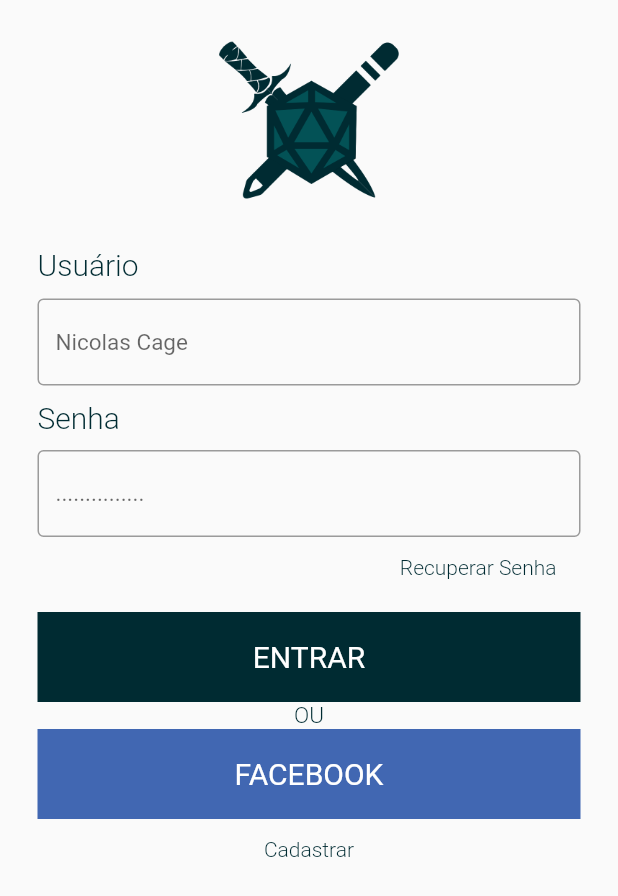
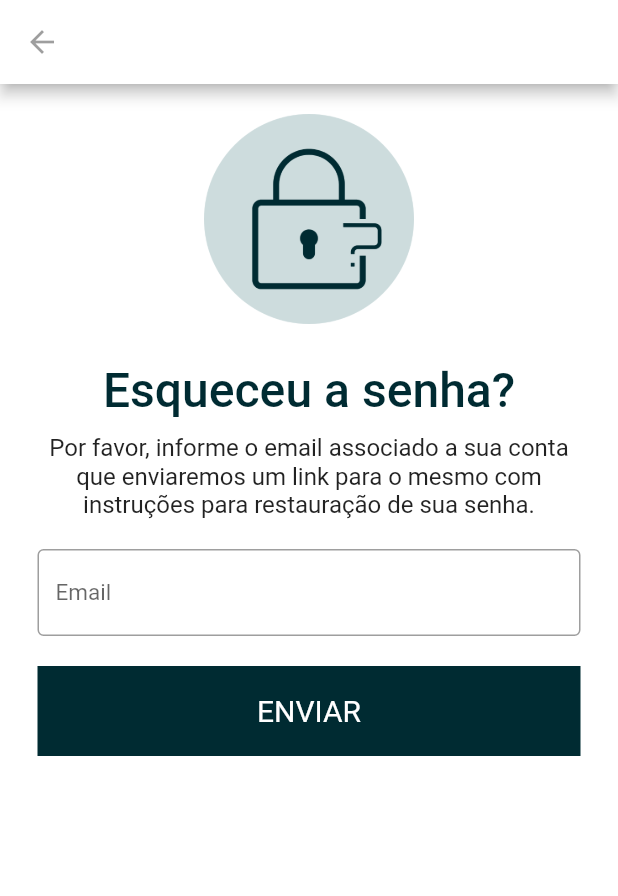
Before and after one commit to yuriyanguimaraes/fat-was, a Flutter app: the screen it shows after launch, after a tap on "Recuperar Senha", on a phone screen of 412 x 824 dp. Shown: the top 896 px of the screen. Run offline on Flutter 3.47's test engine with Material 2 defaults, Android fonts, the phone set to English and light mode, and no system bars.

Commit message:
pagina recuperar senhas

```diff
--- a/lib/pages/login.dart
+++ b/lib/pages/login.dart
@@ -1,4 +1,5 @@
 //import 'package:find_a_table/widgets/input.widget.dart';
+import 'package:fat/pages/resetPassword.dart';
 import 'package:fat/widgets/login.widget.dart';
 import 'package:flutter/material.dart';
 
@@ -101,7 +102,14 @@ class Login extends StatelessWidget {
                     fontWeight: FontWeight.w300,
                   ),
                 ),
-                onPressed: () {},
+                onPressed: () {
+                  Navigator.push(
+                    context,
+                    MaterialPageRoute(
+                      builder: (context) => ResetPassword(),
+                    ),
+                  );
+                },
               ),
             ),
             SizedBox(
--- /dev/null
+++ b/lib/pages/resetPassword.dart
@@ -0,0 +1,79 @@
+import 'package:fat/widgets/login.widget.dart';
+import 'package:flutter/material.dart';
+
+class ResetPassword extends StatelessWidget {
+  @override
+  Widget build(BuildContext context) {
+    return Scaffold(
+      appBar: AppBar(
+        backgroundColor: Colors.white,
+        leading: IconButton(
+          icon: Icon(Icons.arrow_back),
+          color: Colors.black38,
+          onPressed: () => Navigator.pop(context, false),
+        ),
+      ),
+      body: Container(
+        padding: EdgeInsets.only(top: 20, left: 25, right: 25),
+        color: Colors.white,
+        child: ListView(
+          children: <Widget>[
+            Image.asset(
+              "assets/images/esqueceu_a_senha.png",
+              height: 140,
+            ),
+            SizedBox(
+              height: 25,
+            ),
+            Text(
+              "Esqueceu a senha?",
+              style: TextStyle(
+                fontSize: 32,
+                fontWeight: FontWeight.w500,
+                color: Color(0xFF002B32),
+              ),
+              textAlign: TextAlign.center,
+            ),
+            SizedBox(
+              height: 10,
+            ),
+            Text(
+              "Por favor, informe o email associado a sua conta que enviaremos um link para o mesmo com instruções para restauração de sua senha.",
+              style: TextStyle(
+                fontSize: 16,
+                fontWeight: FontWeight.w400,
+              ),
+              textAlign: TextAlign.center,
+            ),
+            SizedBox(
+              height: 20,
+            ),
+            LoginInput(password: false, placeHolder: "Email"),
+            SizedBox(
+              height: 20,
+            ),
+            Container(
+              height: 60,
+              alignment: Alignment.center,
+              decoration: BoxDecoration(color: Color(0xFF002B32)),
+              child: SizedBox.expand(
+                child: FlatButton(
+                  onPressed: () {},
+                  child: Text(
+                    "ENVIAR",
+                    style: TextStyle(
+                      fontWeight: FontWeight.w400,
+                      color: Colors.white,
+                      fontSize: 20,
+                    ),
+                    textAlign: TextAlign.center,
+                  ),
+                ),
+              ),
+            ),
+          ],
+        ),
+      ),
+    );
+  }
+}
--- a/pubspec.yaml
+++ b/pubspec.yaml
@@ -43,6 +43,7 @@ flutter:
   # To add assets to your application, add an assets section, like this:
   assets:
    - assets/images/LogoFaT.png
+   - assets/images/esqueceu_a_senha.png
   #  - images/a_dot_ham.jpeg
 
   # An image asset can refer to one or more resolution-specific "variants", see
```
Also changed, not shown: assets/images/esqueceu_a_senha.png (added).
